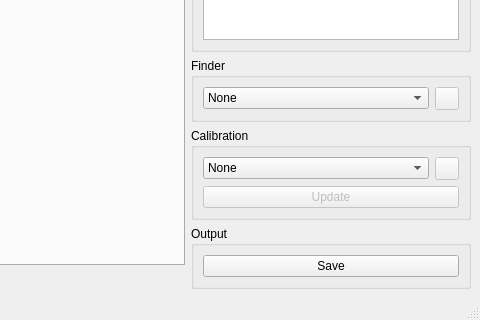
Old version of the form app/ui/IrisCC.ui in the repository xalpha/iris; both pictures show x 324 to 804 and y 383 to 703 of the 804 by 703 pixel window.
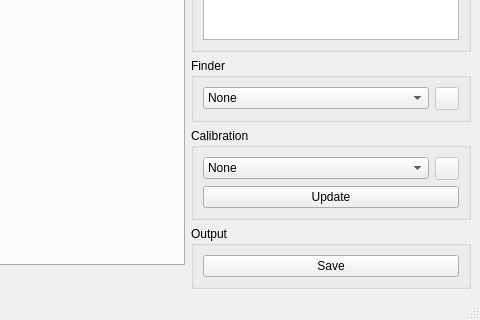
New version of the form. Icons and pictures are not drawn. Custom widgets are drawn as their Qt base class.

Commit message: fixed some bugs and the new dialogs workk like a charm

Diff of the .ui file:
```diff
--- a/app/ui/IrisCC.ui
+++ b/app/ui/IrisCC.ui
@@ -357,7 +357,7 @@
          <item>
           <widget class="QPushButton" name="update">
            <property name="enabled">
-            <bool>false</bool>
+            <bool>true</bool>
            </property>
            <property name="styleSheet">
             <string notr="true"/>
```
The commit also changes 1 other file.
